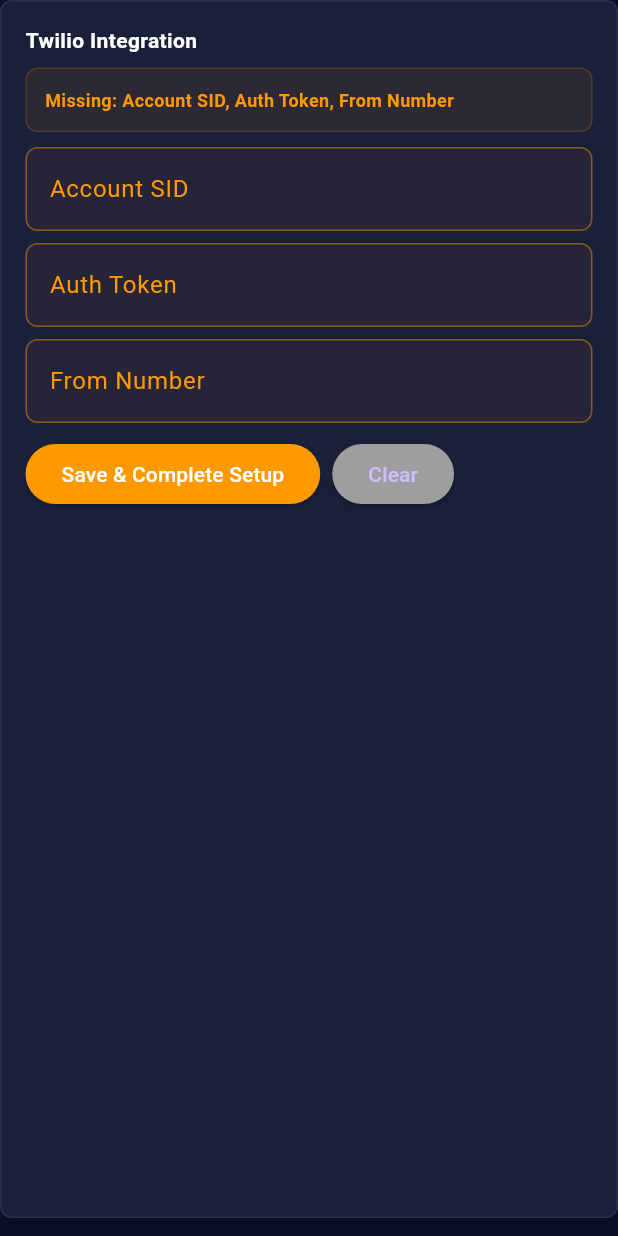
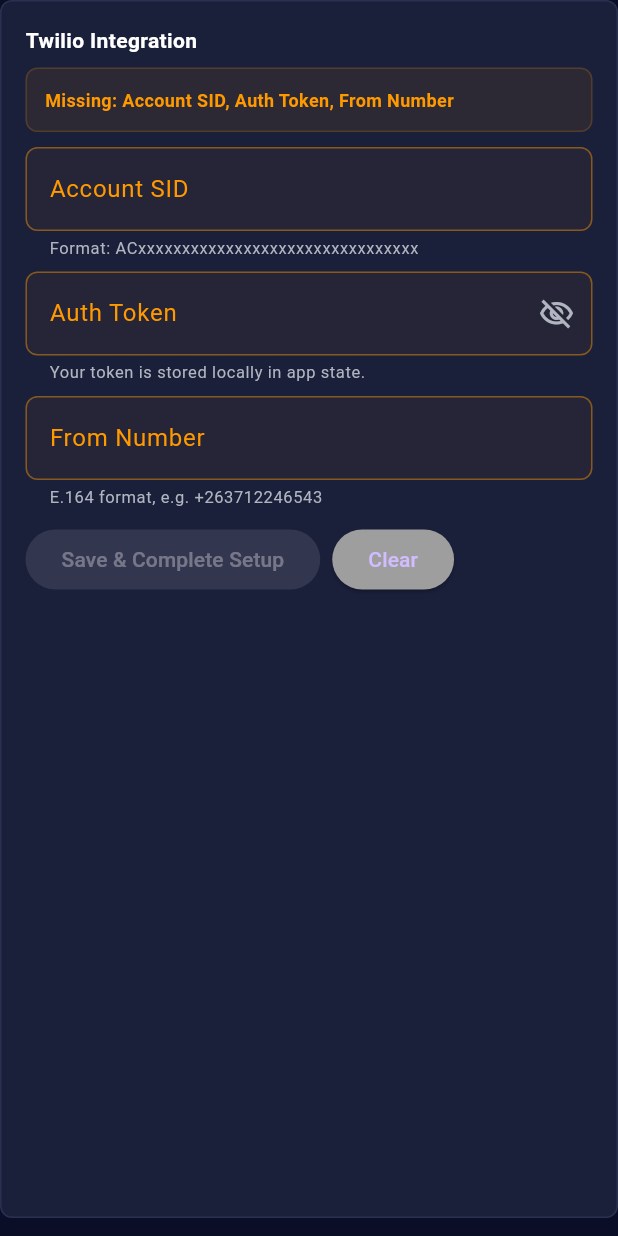
Before and after one commit to mlestiwege-maker/CyberSentinel-Cyberattack_Detection_And_Threat_Monitoring_System, a Flutter app: the TwilioSettings widget shown alone on an empty page, opened directly, on a phone screen of 412 x 824 dp. Run offline on Flutter 3.47's test engine with Material 3 defaults, Android fonts, the phone set to English and light mode, and no system bars; our stand-ins replace flutter_map, latlong2; network calls fail.

Commit message:
feat(frontend): polish Twilio settings UX with validation and token visibility toggle

```diff
--- a/lib/features/settings/settings_screen.dart
+++ b/lib/features/settings/settings_screen.dart
@@ -287,6 +287,7 @@
   final _acctController = TextEditingController();
   final _tokenController = TextEditingController();
   final _fromController = TextEditingController();
+  bool _obscureToken = true;
 
   @override
   void initState() {
@@ -318,6 +319,13 @@
   }
 
   void _save() {
+    if (!_isSidValid || !_isFromValid || _tokenController.text.trim().isEmpty) {
+      ScaffoldMessenger.of(context).showSnackBar(
+        const SnackBar(content: Text('Please fix Twilio fields before saving')),
+      );
+      return;
+    }
+
     AppConfig.instance.updateTwilio(
       accountSid: _acctController.text.trim(),
       authToken: _tokenController.text.trim(),
@@ -331,11 +339,27 @@
       _tokenController.text.trim().isNotEmpty &&
       _fromController.text.trim().isNotEmpty;
 
+  bool get _isSidValid {
+    final sid = _acctController.text.trim();
+    final sidRegex = RegExp(r'^AC[a-zA-Z0-9]{32}$');
+    // Twilio Account SID usually starts with AC and has 34 chars total.
+    return sid.isEmpty || sidRegex.hasMatch(sid);
+  }
+
+  bool get _isFromValid {
+    final from = _fromController.text.trim();
+    final e164Regex = RegExp(r'^\+[1-9]\d{7,14}$');
+    return from.isEmpty || e164Regex.hasMatch(from);
+  }
+
   Widget _buildField({
     required String label,
     required TextEditingController controller,
     required bool missing,
+    String? helperText,
+    String? errorText,
     bool obscureText = false,
+    Widget? suffixIcon,
   }) {
     return TextField(
       controller: controller,
@@ -344,6 +368,10 @@
       decoration: InputDecoration(
         labelText: label,
         labelStyle: TextStyle(color: missing ? AppTheme.warningOrange : AppTheme.textGrey),
+        helperText: helperText,
+        helperStyle: const TextStyle(color: AppTheme.textGrey, fontSize: 11),
+        errorText: errorText,
+        suffixIcon: suffixIcon,
         filled: true,
         fillColor: missing ? AppTheme.warningOrange.withValues(alpha: 0.05) : Colors.transparent,
         enabledBorder: OutlineInputBorder(
@@ -404,24 +432,41 @@
             label: 'Account SID',
             controller: _acctController,
             missing: _acctController.text.trim().isEmpty,
+            helperText: 'Format: ACxxxxxxxxxxxxxxxxxxxxxxxxxxxxxxxx',
+            errorText: _isSidValid ? null : 'Invalid SID format',
           ),
           const SizedBox(height: 8),
           _buildField(
             label: 'Auth Token',
             controller: _tokenController,
             missing: _tokenController.text.trim().isEmpty,
+            obscureText: _obscureToken,
+            helperText: 'Your token is stored locally in app state.',
+            suffixIcon: IconButton(
+              icon: Icon(
+                _obscureToken ? Icons.visibility_off_outlined : Icons.visibility_outlined,
+                color: AppTheme.textGrey,
+              ),
+              onPressed: () {
+                setState(() {
+                  _obscureToken = !_obscureToken;
+                });
+              },
+            ),
           ),
           const SizedBox(height: 8),
           _buildField(
             label: 'From Number',
             controller: _fromController,
             missing: _fromController.text.trim().isEmpty,
+            helperText: 'E.164 format, e.g. +263712246543',
+            errorText: _isFromValid ? null : 'Use international format (+countrycode...)',
           ),
           const SizedBox(height: 10),
           Row(
             children: [
               ElevatedButton(
-                onPressed: _save,
+                onPressed: (_isSidValid && _isFromValid && _tokenController.text.trim().isNotEmpty) ? _save : null,
                 style: ElevatedButton.styleFrom(
                   backgroundColor: _isConfigured ? AppTheme.successGreen : AppTheme.warningOrange,
                   foregroundColor: Colors.white,
--- a/lib/services/app_config.dart
+++ b/lib/services/app_config.dart
@@ -46,9 +46,9 @@
   }
 
   void updateTwilio({required String accountSid, required String authToken, required String from}) {
-    twilioAccountSid = accountSid;
-    twilioAuthToken = authToken;
-    twilioFromNumber = from;
+    twilioAccountSid = accountSid.trim();
+    twilioAuthToken = authToken.trim();
+    twilioFromNumber = from.trim();
     notifyListeners();
     unawaited(_persist());
   }
```
